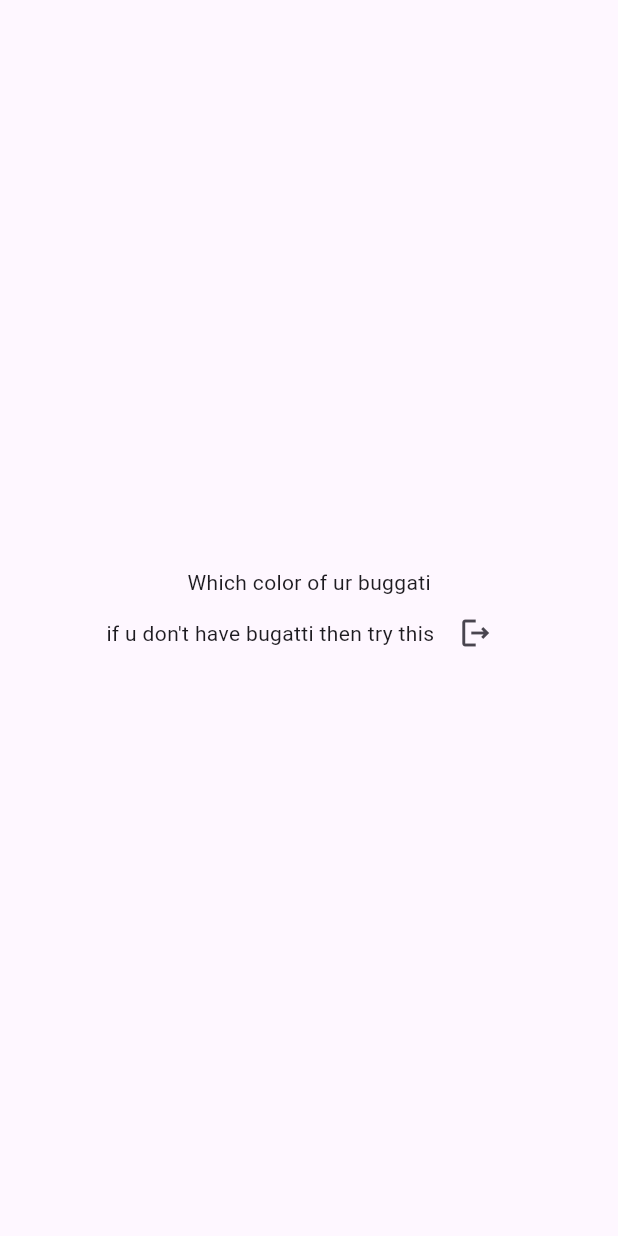
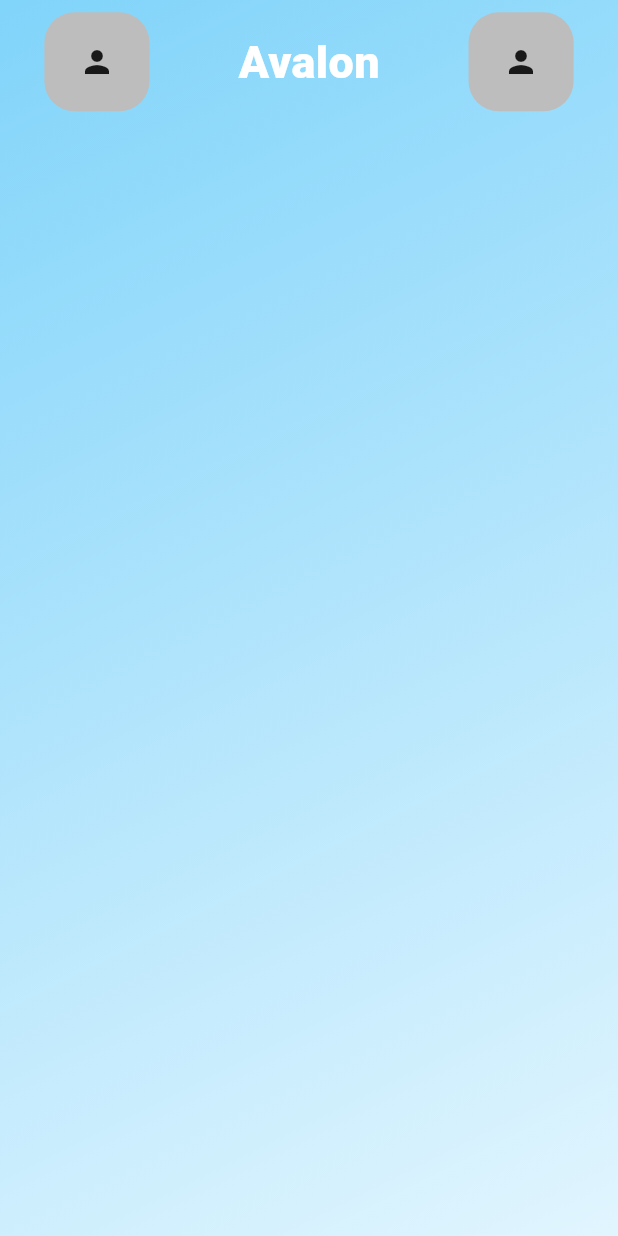
Before and after one commit to Adityasawant1/Avalon, a Flutter app: the HomePage screen opened directly, on a phone screen of 412 x 824 dp. Run offline on Flutter 3.47's test engine with Material 3 defaults, Android fonts, the phone set to English and light mode, and no system bars; our stand-ins replace email_validator, firebase_auth, firebase_core, fluttertoast, google_sign_in; accounts and stored records are empty.

Commit message:
creating homepage

```diff
--- a/lib/main.dart
+++ b/lib/main.dart
@@ -1,6 +1,6 @@
 import 'package:avalon/firebase_options.dart';
-import 'package:avalon/pages/authentification/auth_page.dart';
-
+//import 'package:avalon/pages/authentification/auth_page.dart';
+import 'package:avalon/pages/home_page.dart';
 
 import 'package:flutter/material.dart';
 import 'package:firebase_core/firebase_core.dart';
@@ -23,7 +23,7 @@
       title: 'Avalon ',
       debugShowCheckedModeBanner: false,
       theme: ThemeData(),
-      home: const AuthPage(),
+      home: const HomePage(),
     );
   }
 }
--- a/lib/pages/home_page.dart
+++ b/lib/pages/home_page.dart
@@ -1,5 +1,4 @@
 import 'package:firebase_auth/firebase_auth.dart';
-
 import 'package:flutter/material.dart';
 
 class HomePage extends StatelessWidget {
@@ -7,25 +6,56 @@
 
   @override
   Widget build(BuildContext context) {
-    void SignOut() {
+    void signOut() {
       FirebaseAuth.instance.signOut();
     }
 
+    Size size = MediaQuery.of(context).size;
     return Scaffold(
-      body: Center(
+      body: Container(
+        decoration: BoxDecoration(
+          gradient: LinearGradient(
+            begin: Alignment.topLeft,
+            end: Alignment.bottomRight,
+            colors: [Color(0xFF81D4FA), Color(0xFFE1F5FE)],
+          ),
+        ),
         child: Column(
-          mainAxisAlignment: MainAxisAlignment.center,
           children: [
-            Center(child: Text("Which color of ur buggati")),
-            Row(
-              mainAxisAlignment: MainAxisAlignment.center,
-              children: [
-                Text("if u don't have bugatti then try this "),
-                Center(
-                    child: IconButton(
-                        onPressed: SignOut, icon: Icon(Icons.logout_outlined))),
-              ],
-            )
+            Container(
+              height: size.height * 0.1,
+              child: Row(
+                mainAxisAlignment: MainAxisAlignment.spaceAround,
+                children: [
+                  Container(
+                    height: size.height * 0.08,
+                    width: size.width * 0.17,
+                    decoration: BoxDecoration(
+                      color: Colors.grey[400],
+                      borderRadius: BorderRadius.circular(20.0),
+                    ),
+                    child: Icon(Icons.person),
+                  ),
+                  Text(
+                    "Avalon",
+                    style: TextStyle(
+                      fontSize: 30.0,
+                      fontWeight: FontWeight.w900,
+                      color: Colors.white,
+                    ),
+                  ),
+                  Container(
+                    height: size.height * 0.08,
+                    width: size.width * 0.17,
+                    decoration: BoxDecoration(
+                      color: Colors.grey[400],
+                      borderRadius: BorderRadius.circular(20.0),
+                    ),
+                    child: Icon(Icons.person),
+                  ),
+                ],
+              ),
+            ),
           ],
         ),
       ),
--- a/lib/pages/loginpage/signin_page.dart
+++ b/lib/pages/loginpage/signin_page.dart
@@ -315,9 +315,6 @@
                   ),
                 ),
                 SizedBox(height: size.height * 0.04),
-                Row(
-                  mainAxisAlignment: MainAxisAlignment.spaceAround,
-                  children: [
                 SocialMediaButton(
                   onpress: () async {
                     UserCredential user =
@@ -325,10 +322,8 @@
                     // ignore: unnecessary_null_comparison
                     if (user != null) {
                       // Successful sign-in
-                          Navigator.push(
-                              context,
-                              MaterialPageRoute(
-                                  builder: (context) => HomePage()));
+                      Navigator.push(context,
+                          MaterialPageRoute(builder: (context) => HomePage()));
                     } else {
                       // Sign-in failed
                       print("Sign-in failed");
@@ -336,18 +331,6 @@
                   },
                   imagePath: "assets/images/google.png",
                   backgroundColor: backgroundColor4,
-                    ),
-                    SocialMediaButton(
-                      onpress: () {},
-                      imagePath: "assets/images/apple.png",
-                      backgroundColor: backgroundColor4,
-                    ),
-                    SocialMediaButton(
-                      onpress: () {},
-                      imagePath: "assets/images/facebook.png",
-                      backgroundColor: backgroundColor4,
-                    ),
-                  ],
                 ),
                 SizedBox(height: size.height * 0.04),
                 Row(
--- a/lib/utils/social_button.dart
+++ b/lib/utils/social_button.dart
@@ -19,10 +19,10 @@
       onTap: onpress,
       child: Container(
         height: size.height * 0.08,
-        width: size.width * 0.2,
+        width: size.width * 0.7,
         decoration: BoxDecoration(
           color: backgroundColor,
-          borderRadius: BorderRadius.circular(12),
+          borderRadius: BorderRadius.circular(50),
           boxShadow: const [
             BoxShadow(
               blurRadius: 2,
--- a/pubspec.yaml
+++ b/pubspec.yaml
@@ -44,6 +44,7 @@
   fluttertoast: ^8.2.6
   google_sign_in: ^6.2.1
   flutter_facebook_auth: ^7.0.1
+  provider: ^6.1.2
 
 
 
```
Also changed, not shown: lib/Service/google_auth_service.dart (+0 -8 lines), pubspec.lock. Lines whose indentation alone changed are shown as unchanged.
